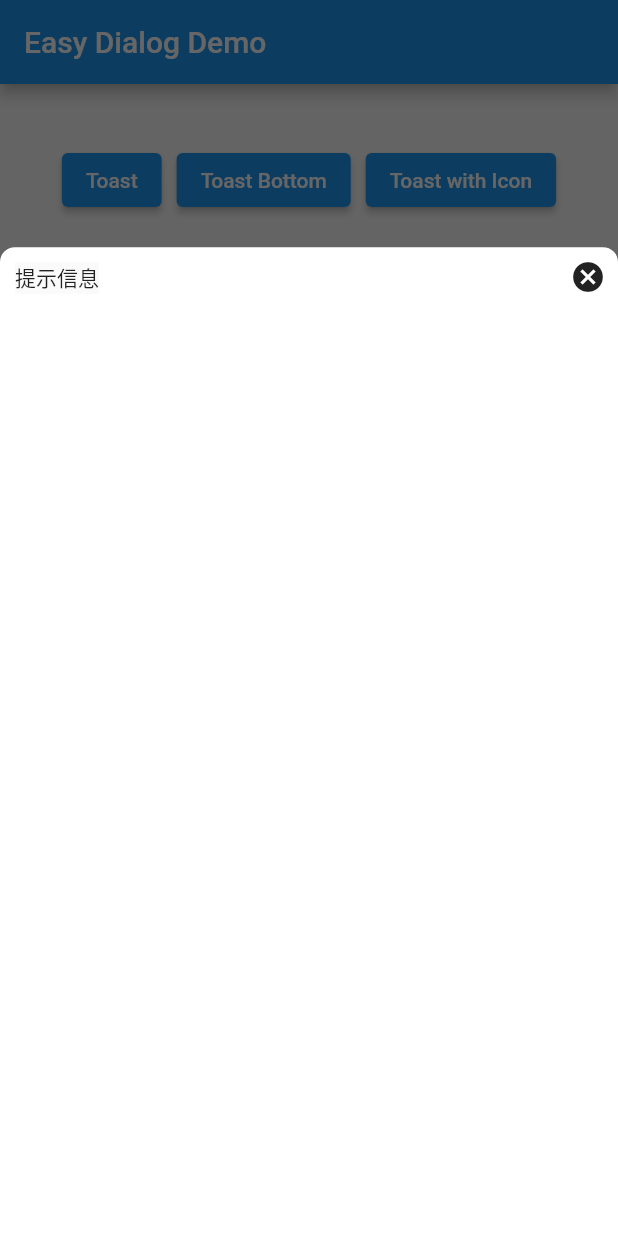
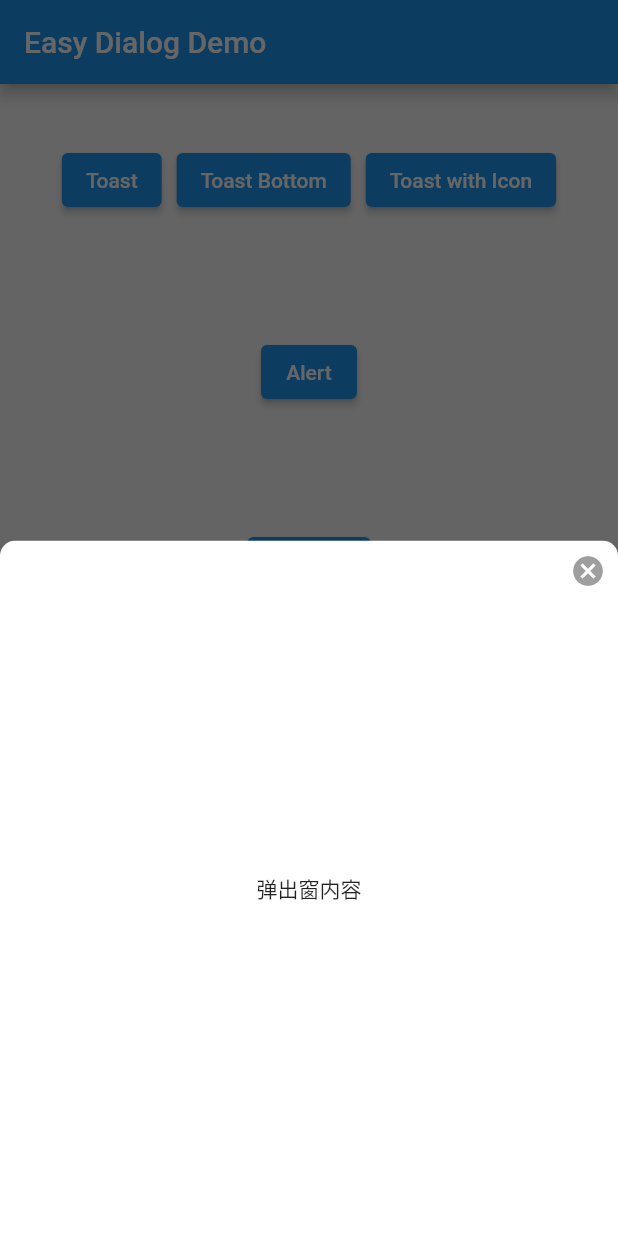
Before and after one commit to shirne/shirne_dialog, a Flutter app: the screen it shows after launch, after a tap on "Popup", on a phone screen of 412 x 824 dp. Run offline on Flutter 3.47's test engine with Material 2 defaults, Android fonts, the light colour scheme and no system bars.

Commit message:
popup重构

```diff
--- a/example/lib/main.dart
+++ b/example/lib/main.dart
@@ -90,12 +90,39 @@ class _MyHomePageState extends State<MyHomePage> {
               },
               child: Text('Confirm'),
             ),
+            Row(mainAxisAlignment: MainAxisAlignment.center, children: [
               ElevatedButton(
                 onPressed: () {
-                MyDialog.of(context).popup(Text('提示信息'));
+                  MyDialog.of(context).popup(Text('弹出窗内容'));
                 },
                 child: Text('Popup'),
               ),
+              SizedBox(
+                width: 10,
+              ),
+              ElevatedButton(
+                onPressed: () {
+                  MyDialog.of(context).popup(Text('弹出窗内容'), height: 100);
+                },
+                child: Text('Popup height 100'),
+              ),
+              SizedBox(
+                width: 10,
+              ),
+              ElevatedButton(
+                onPressed: () {
+                  MyDialog.of(context).popup(
+                      SingleChildScrollView(
+                        child: ListBody(
+                          children: List.generate(
+                              50, (index) => Text('This is row $index')),
+                        ),
+                      ),
+                      isScrollControlled: true);
+                },
+                child: Text('Popup with scroll'),
+              ),
+            ]),
             Row(mainAxisAlignment: MainAxisAlignment.center, children: [
               ElevatedButton(
                 onPressed: () {
@@ -115,7 +142,10 @@ class _MyHomePageState extends State<MyHomePage> {
                       onPressed: () {
                         controller.close();
                       },
-                      child: Text('确认', style: TextStyle(color: Colors.white),),
+                      child: Text(
+                        '确认',
+                        style: TextStyle(color: Colors.white),
+                      ),
                     ),
                   );
                 },
@@ -127,29 +157,30 @@ class _MyHomePageState extends State<MyHomePage> {
               ElevatedButton(
                 onPressed: () {
                   var controller;
-                  controller = MyDialog.of(context).snack(
-                    '多个操作',
-                    action:
-                        ListBody(
+                  controller = MyDialog.of(context).snack('多个操作',
+                      action: ListBody(
                         mainAxis: Axis.horizontal,
                         children: [
                           TextButton(
                             onPressed: () {
                               controller.close();
                             },
-                            child: Text('取消', style: TextStyle(color: Colors.white),
+                            child: Text(
+                              '取消',
+                              style: TextStyle(color: Colors.white),
                             ),
                           ),
                           ElevatedButton(
                             onPressed: () {
                               MyDialog.of(context).toast('好的好的');
                             },
-                              child: Text('确认', style: TextStyle(color: Colors.white),
+                            child: Text(
+                              '确认',
+                              style: TextStyle(color: Colors.white),
                             ),
                           ),
-                        ],)
-
-                  );
+                        ],
+                      ));
                 },
                 child: Text('Snack with Actions'),
               ),
--- a/lib/src/my_dialog.dart
+++ b/lib/src/my_dialog.dart
@@ -95,7 +95,7 @@ class MyDialog {
   DialogController modal(Widget body, List<Widget> buttons,
       {String title = '', barrierDismissible = false}) {
     ModalController controller = ModalController(context);
-    controller.result = showDialog<void>(
+    controller.result = showDialog<dynamic>(
       context: context,
       barrierDismissible: barrierDismissible,
       builder: (BuildContext context) {
@@ -111,19 +111,40 @@ class MyDialog {
     return controller;
   }
 
-  DialogController popup(Widget child, [bool isOpen = true]) {
-    ValueNotifier<int> notifier = ValueNotifier<int>(0);
-    EntryController controller = EntryController(context, notifier);
-    controller.entry = OverlayEntry(builder: (context) {
-      return PopupWidget(
-        child: child,
-        controller: controller,
-      );
-    });
-
-    if (isOpen) {
-      controller.open();
-    }
+  DialogController popup(Widget body, {
+    barrierDismissible = false,
+    double height = 0,
+    double borderRound = 10,
+    EdgeInsetsGeometry padding = const EdgeInsets.all(10),
+    Color barrierColor: const Color.fromRGBO(0, 0, 0, .6),
+    Color backgroundColor: Colors.white,
+    bool isDismissible: true,
+    bool isScrollControlled: false,
+    double? elevation,
+    bool showClose = true,
+    Widget closeButton = const Icon(Icons.cancel, color: Colors.black38,)
+  }) {
+    ModalController controller = ModalController(context);
+    controller.result = showModalBottomSheet<dynamic>(
+      backgroundColor: Colors.transparent,
+      barrierColor: barrierColor,
+      context: context,
+      elevation: elevation,
+      isDismissible: isDismissible,
+      isScrollControlled: isScrollControlled,
+      builder: (BuildContext context) {
+        return PopupWidget(
+          child: body,
+          height:height,
+          borderRound:borderRound,
+          backgroundColor:backgroundColor,
+          padding: padding,
+          controller: controller,
+          showClose: showClose,
+          closeButton: closeButton,
+        );
+      },
+    );
 
     return controller;
   }
--- a/lib/src/popup.dart
+++ b/lib/src/popup.dart
@@ -5,60 +5,44 @@ import 'controller.dart';
 class PopupWidget extends StatefulWidget {
   final Widget? child;
   final double? height;
-  final double alpha;
+  final double borderRound;
+  final EdgeInsetsGeometry padding;
   final DialogController? controller;
+  final bool showClose;
+  final Widget closeButton;
+  final Color backgroundColor;
 
   const PopupWidget(
-      {Key? key, this.child, this.height, this.controller, this.alpha = 0.6})
+      {Key? key,
+  this.child,
+  this.height,
+  this.controller,
+  this.borderRound = 10,
+  this.padding = const EdgeInsets.all(10),
+  this.backgroundColor = Colors.white,
+  this.showClose = true,
+  this.closeButton = const Icon(Icons.cancel),
+  })
       : super(key: key);
 
   @override
   State<StatefulWidget> createState() => _PopupWidgetState();
 }
 
-class _PopupWidgetState extends State<PopupWidget>
-    with SingleTickerProviderStateMixin {
-  late AnimationController _aniController;
-  double? height = 0;
-  double curAlpha = 0;
-  Matrix4 transform = Matrix4.translationValues(0, 0, 0);
-
-  bool isShown = false;
-  DragStartDetails? dragStart;
+class _PopupWidgetState extends State<PopupWidget>{
+  double height = 0;
 
   @override
   void initState() {
     super.initState();
-    _aniController = AnimationController.unbounded(
-        vsync: this, duration: Duration(milliseconds: 400));
-    _aniController.value = 0;
-    _aniController.addListener(_onAnimation);
-    if (widget.height != null) height = widget.height;
+    if (widget.height != null) height = widget.height!;
 
+    if(widget.controller!.notifier != null) {
       widget.controller!.notifier!.addListener(_onController);
-    if (height! > 0) {
-      startShow();
     }
   }
 
-  @override
-  dispose() {
-    _aniController.removeListener(_onAnimation);
-    _aniController.dispose();
 
-    super.dispose();
-  }
-
-  startShow() async {
-    if (isShown) return;
-    isShown = true;
-    setState(() {
-      _aniController.value = height!;
-      transform = Matrix4.translationValues(0, height!, 0);
-    });
-
-    _aniController.animateTo(0, curve: Curves.easeOutQuart);
-  }
 
   void _onController() {
     if (widget.controller!.notifier!.value == 101) {
@@ -68,95 +52,53 @@ class _PopupWidgetState extends State<PopupWidget>
   }
 
   void _close() {
-    _aniController.animateTo(height!, curve: Curves.easeOutQuart)
-      ..whenComplete(() {
+    if(widget.controller!.notifier != null) {
       widget.controller!.notifier!.removeListener(_onController);
+    }
     widget.controller!.remove();
-      });
-  }
-
-  void _onAnimation() {
-    setState(() {
-      curAlpha = (1 - _aniController.value / height!) * widget.alpha;
-      transform = Matrix4.translationValues(0, _aniController.value, 0);
-    });
   }
 
   @override
   Widget build(BuildContext context) {
     var size = MediaQuery.of(context).size;
-    if (height == null || height! <= 0) {
+    print(size);
+    if (height <= 0) {
+      // 按具体高度
       height = size.height * 0.8;
-      startShow();
+    }else if(height < 1){
+      // 按屏高百分比
+      height = size.height * height;
     }
-    return GestureDetector(
-      onTap: () {
-        //print('a');
-        _close();
-      },
-      child: Container(
-        color: Color.fromRGBO(0, 0, 0, curAlpha),
-        height: size.height,
-        child: Align(
-          alignment: Alignment.bottomCenter,
-          child: GestureDetector(
-            onTap: () {
-              print('b');
-            },
-            onHorizontalDragUpdate: (detail) {
-              //print(detail);
-              if (dragStart == null) return;
-              var offset =
-                  detail.globalPosition.dy - dragStart!.globalPosition.dy;
-              if (offset < 0) offset = 0;
-              _aniController.value = offset > height! ? height! : offset;
-              _onAnimation();
-            },
-            onHorizontalDragStart: (detail) {
-              //print(detail);
-              dragStart = detail;
-            },
-            onHorizontalDragEnd: (detail) {
-              //print([detail.velocity,detail.primaryVelocity]);
-              if (_aniController.value > 50) {
-                _close();
-              } else {
-                _aniController.animateTo(0, curve: Curves.easeOutQuart);
-              }
-              dragStart = null;
-            },
-            child: Container(
-              transform: transform,
-              width: size.width,
+
+    return Container(
       height: height,
       decoration: BoxDecoration(
-                  color: Colors.white,
+        color: widget.backgroundColor,
         borderRadius: BorderRadius.only(
-                      topLeft: Radius.circular(10),
-                      topRight: Radius.circular(10))),
+          topLeft: Radius.circular(widget.borderRound),
+          topRight: Radius.circular(widget.borderRound),
+        ),
+      ),
       child: Stack(
+        alignment: AlignmentDirectional.center,
         children: <Widget>[
           Padding(
-                    padding: EdgeInsets.all(10),
-                    child: Material(child: widget.child),
+            padding: widget.padding,
+            child: widget.child,
           ),
           Align(
             alignment: Alignment.topRight,
-                    child: GestureDetector(
+            child: widget.showClose ? GestureDetector(
               onTap: () {
                 _close();
               },
               child: Padding(
                 padding: EdgeInsets.all(8),
-                        child: Icon(Icons.cancel),
+                child: widget.closeButton,
               ),
-                    ),
+            ) : null,
           )
         ],
-              ),
-            ),
-          ),
-        ),
       ),
     );
   }
--- a/pubspec.yaml
+++ b/pubspec.yaml
@@ -1,6 +1,6 @@
 name: shirne_dialog
 description: A alert package to use alert and toast within one line code.
-version: 1.1.0
+version: 1.2.0
 author: shirne <shirne@126.com>
 homepage: https://github.com/shirne/shirne_dialog
 
```
Lines whose indentation alone changed are shown as unchanged.
